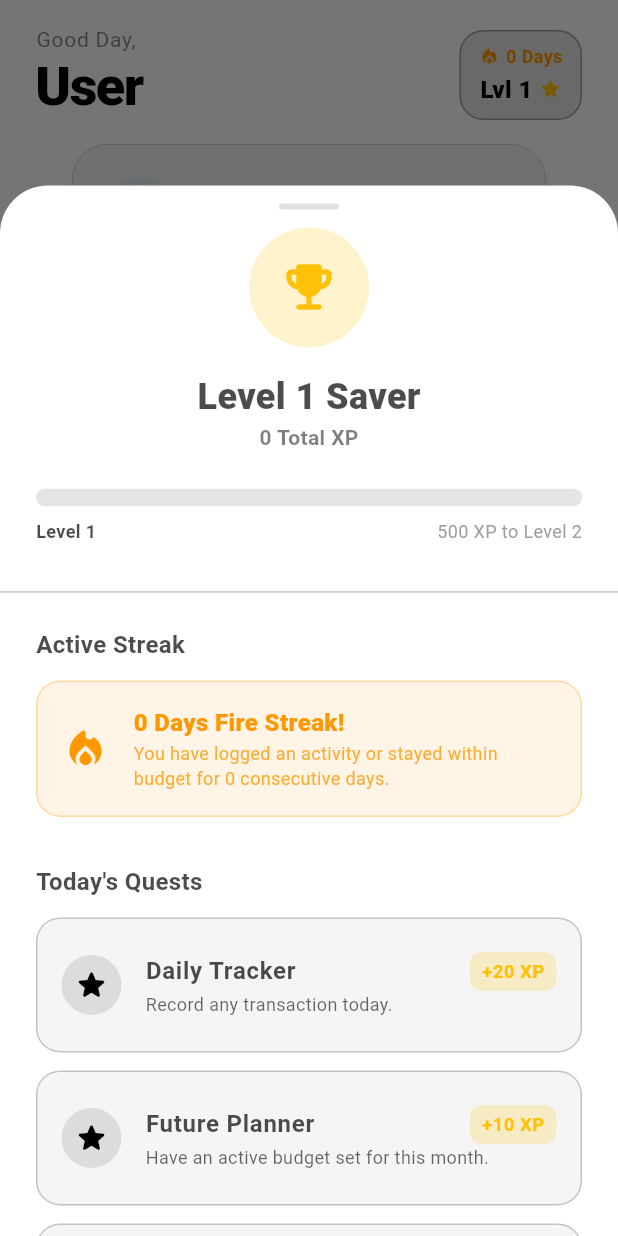
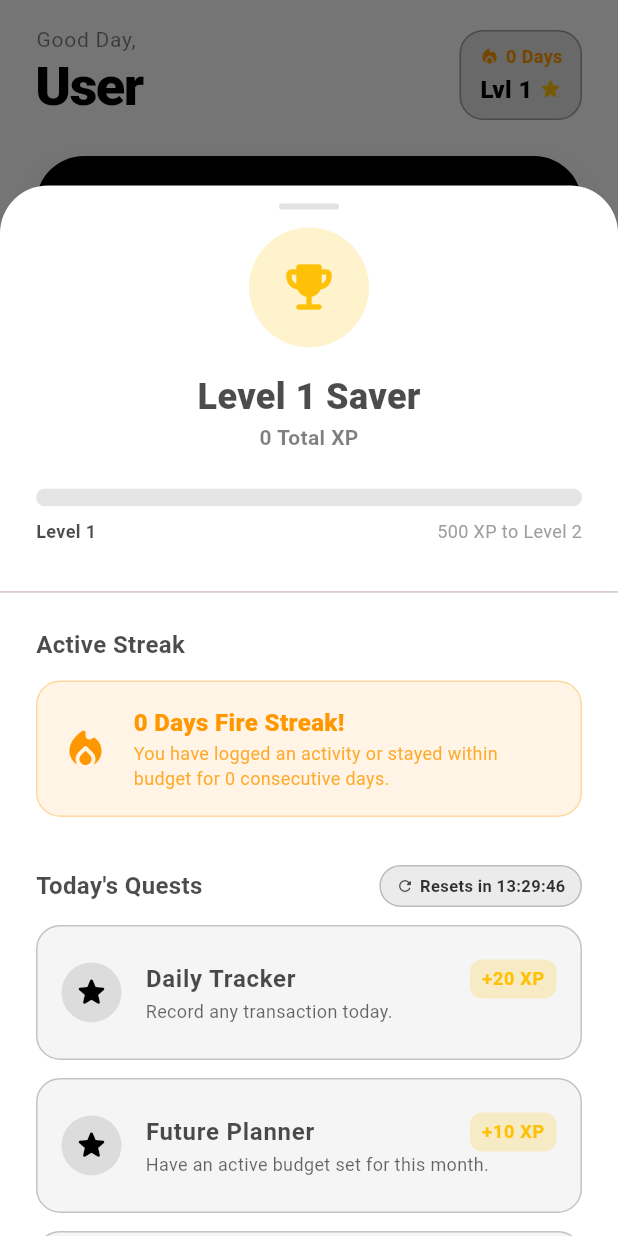
Before and after one commit to AlexandreJustinRepia/ajWallet, a Flutter app: the HomeView widget shown alone on an empty page, opened directly with empty values, after a tap on "0 Days", on a phone screen of 412 x 824 dp. Run offline on Flutter 3.47's test engine with Material 3 defaults, Android fonts, the phone set to English and light mode, and no system bars; our stand-ins replace confetti, connectivity_plus, file_picker, fl_chart, flutter_colorpicker, hive and 4 more; missing offline and left inert: encrypt; accounts and stored records are empty; network calls fail.

Commit message:
countdown to refresh daily quests

```diff
--- a/lib/views/home_view.dart
+++ b/lib/views/home_view.dart
@@ -1,8 +1,8 @@
+import 'dart:async';
 import 'package:flutter/material.dart';
 import 'package:table_calendar/table_calendar.dart';
 import '../services/database_service.dart';
 import '../services/session_service.dart';
-import '../models/transaction_model.dart';
 import '../models/wallet.dart';
 import '../widgets/animated_count_text.dart';
 import '../widgets/slide_in_list_item.dart';
@@ -10,12 +10,13 @@
 import '../widgets/transaction_card.dart';
 import '../services/financial_insights_service.dart';
 import '../services/gamification_service.dart';
+import '../models/transaction_model.dart';
 import '../models/goal.dart';
 import '../models/budget.dart';
 import '../models/debt.dart';
 import 'insight_card.dart';
 import 'dashboard_helpers.dart';
-import '../widgets/financial_health_strip.dart';
+
 
 class HomeView extends StatefulWidget {
   final VoidCallback onRefresh;
@@ -114,29 +115,6 @@
 
     final insights = FinancialInsightsService.generateInsights(transactions, totalBalance);
 
-    final now = DateTime.now();
-    // 1. Budget Used %
-    final thisMonthBudgets = budgets.where((b) => b.month == now.month && b.year == now.year).toList();
-    double totalBudgetLimit = 0;
-    double totalBudgetSpent = 0;
-    for (var b in thisMonthBudgets) {
-      totalBudgetLimit += b.amountLimit;
-      final spent = transactions
-          .where((e) =>
-              (e.budgetKey == b.key ||
-               (e.category == b.category && e.date.month == now.month && e.date.year == now.year)) &&
-              e.type == TransactionType.expense)
-          .fold(0.0, (s, e) => s + e.amount);
-      totalBudgetSpent += spent;
-    }
-    final budgetUsedPct = totalBudgetLimit > 0 ? (totalBudgetSpent / totalBudgetLimit * 100).clamp(0.0, 100.0) : 0.0;
-    // 2. Savings Progress %
-    final totalGoalTarget = goals.fold(0.0, (s, g) => s + g.targetAmount);
-    final totalGoalSaved = goals.fold(0.0, (s, g) => s + g.savedAmount);
-    final savingsPct = totalGoalTarget > 0 ? (totalGoalSaved / totalGoalTarget * 100).clamp(0.0, 100.0) : 0.0;
-    // 3. Active Debts
-    final activeDebtAmount = debts.where((d) => !d.isOwedToMe).fold(0.0, (s, d) => s + (d.totalAmount - d.paidAmount).clamp(0.0, double.infinity));
-
     if (totalBalance != _prevBalance) {
       WidgetsBinding.instance.addPostFrameCallback((_) {
         setState(() {
@@ -163,12 +141,6 @@
         crossAxisAlignment: CrossAxisAlignment.start,
         children: [
           _buildHeader(context, account?.name ?? 'User', gamification),
-          const SizedBox(height: 16),
-          FinancialHealthStrip(
-            budgetUsedPct: budgetUsedPct,
-            savingsPct: savingsPct,
-            activeDebtAmount: activeDebtAmount,
-          ),
           const SizedBox(height: 24),
           _buildBalanceCard(context, totalBalance, _isNetWorthMode, (val) {
             setState(() => _isNetWorthMode = val);
@@ -315,175 +287,7 @@
       context: context,
       isScrollControlled: true,
       backgroundColor: Colors.transparent,
-      builder: (context) => Container(
-        height: MediaQuery.of(context).size.height * 0.85,
-        decoration: BoxDecoration(
-          color: theme.scaffoldBackgroundColor,
-          borderRadius: const BorderRadius.vertical(top: Radius.circular(32)),
-        ),
-        child: Column(
-          children: [
-            Container(margin: const EdgeInsets.symmetric(vertical: 12), width: 40, height: 4, decoration: BoxDecoration(color: Colors.grey.withOpacity(0.3), borderRadius: BorderRadius.circular(2))),
-            Padding(
-              padding: const EdgeInsets.all(24).copyWith(top: 0),
-              child: Column(
-                children: [
-                  CircleAvatar(
-                     radius: 40,
-                     backgroundColor: Colors.amber.withOpacity(0.2),
-                     child: const Icon(Icons.emoji_events_rounded, size: 40, color: Colors.amber),
-                  ),
-                  const SizedBox(height: 16),
-                  Text('Level ${profile.level} Saver', style: const TextStyle(fontSize: 24, fontWeight: FontWeight.w900)),
-                  Text('${profile.xp} Total XP', style: TextStyle(fontWeight: FontWeight.bold, color: theme.textTheme.bodyMedium?.color?.withOpacity(0.5))),
-                  const SizedBox(height: 24),
-                  ClipRRect(
-                    borderRadius: BorderRadius.circular(8),
-                    child: LinearProgressIndicator(
-                       value: profile.progressToNextLevel,
-                       minHeight: 12,
-                       backgroundColor: theme.primaryColor.withOpacity(0.1),
-                       valueColor: AlwaysStoppedAnimation<Color>(theme.primaryColor),
-                    )
-                  ),
-                  const SizedBox(height: 8),
-                  Row(
-                    mainAxisAlignment: MainAxisAlignment.spaceBetween,
-                    children: [
-                       Text('Level ${profile.level}', style: const TextStyle(fontSize: 12, fontWeight: FontWeight.bold)),
-                       Text('${500 - (profile.xp % 500)} XP to Level ${profile.level + 1}', style: const TextStyle(fontSize: 12, color: Colors.grey)),
-                    ],
-                  ),
-                ],
-              ),
-            ),
-            const Divider(),
-            Expanded(
-              child: ListView(
-                padding: const EdgeInsets.all(24).copyWith(top: 16),
-                children: [
-                  const Text('Active Streak', style: TextStyle(fontWeight: FontWeight.bold, fontSize: 16)),
-                  const SizedBox(height: 12),
-                  Container(
-                     padding: const EdgeInsets.all(16),
-                     decoration: BoxDecoration(
-                        color: Colors.orange.withOpacity(0.1),
-                        borderRadius: BorderRadius.circular(16),
-                        border: Border.all(color: Colors.orange.withOpacity(0.3)),
-                     ),
-                     child: Row(
-                        children: [
-                           const Icon(Icons.local_fire_department_rounded, color: Colors.orange, size: 32),
-                           const SizedBox(width: 16),
-                           Expanded(
-                             child: Column(
-                                crossAxisAlignment: CrossAxisAlignment.start,
-                                children: [
-                                   Text('${profile.streakDays} Days Fire Streak!', style: const TextStyle(fontWeight: FontWeight.w900, color: Colors.orange, fontSize: 16)),
-                                   Text('You have logged an activity or stayed within budget for ${profile.streakDays} consecutive days.', style: TextStyle(fontSize: 12, color: Colors.orange.withOpacity(0.8))),
-                                ]
-                             )
-                           )
-                        ]
-                     )
-                  ),
-                  const SizedBox(height: 32),
-                  const Text('Today\'s Quests', style: TextStyle(fontWeight: FontWeight.bold, fontSize: 16)),
-                  const SizedBox(height: 12),
-                  ...profile.dailyQuests.map((quest) {
-                    return Container(
-                      margin: const EdgeInsets.only(bottom: 12),
-                      decoration: BoxDecoration(
-                        color: theme.cardColor,
-                        borderRadius: BorderRadius.circular(16),
-                        border: Border.all(color: quest.isCompleted ? Colors.green.withOpacity(0.5) : theme.dividerColor, width: 1),
-                      ),
-                      child: ListTile(
-                        contentPadding: const EdgeInsets.symmetric(horizontal: 16, vertical: 8),
-                        leading: CircleAvatar(
-                          backgroundColor: quest.isCompleted ? Colors.green.withOpacity(0.2) : theme.primaryColor.withOpacity(0.1),
-                          child: Icon(quest.isCompleted ? Icons.check_circle_rounded : Icons.star_rounded, color: quest.isCompleted ? Colors.green : theme.primaryColor),
-                        ),
-                        title: Row(
-                           children: [
-                              Expanded(child: Text(quest.title, style: TextStyle(fontWeight: FontWeight.bold, color: theme.textTheme.bodyMedium?.color))),
-                              Container(
-                                 padding: const EdgeInsets.symmetric(horizontal: 8, vertical: 4),
-                                 decoration: BoxDecoration(
-                                    color: Colors.amber.withOpacity(0.2),
-                                    borderRadius: BorderRadius.circular(8),
-                                 ),
-                                 child: Text('+${quest.xpReward} XP', style: const TextStyle(fontWeight: FontWeight.bold, color: Colors.amber, fontSize: 12))
-                              )
-                           ],
-                        ),
-                        subtitle: Text(quest.description, style: TextStyle(fontSize: 12, color: theme.textTheme.bodyMedium?.color?.withOpacity(0.6))),
-                      ),
-                    );
-                  }),
-                  const SizedBox(height: 32),
-                  const Text('Achievements', style: TextStyle(fontWeight: FontWeight.bold, fontSize: 16)),
-                  const SizedBox(height: 12),
-                  ...profile.achievements.map((achievement) {
-                    return Container(
-                      margin: const EdgeInsets.only(bottom: 16),
-                      padding: const EdgeInsets.all(16),
-                      decoration: BoxDecoration(
-                        color: theme.cardColor,
-                        borderRadius: BorderRadius.circular(16),
-                        border: Border.all(color: achievement.isUnlocked ? Colors.amber.withOpacity(0.5) : theme.dividerColor, width: 0.5),
-                        boxShadow: [
-                           if (achievement.isUnlocked)
-                              BoxShadow(color: Colors.amber.withOpacity(0.05), blurRadius: 10, offset: const Offset(0, 4))
-                        ],
-                      ),
-                      child: Row(
-                        children: [
-                           CircleAvatar(
-                              backgroundColor: achievement.isUnlocked ? Colors.amber.withOpacity(0.2) : Colors.grey.withOpacity(0.1),
-                              radius: 24,
-                              child: Text(achievement.icon, style: const TextStyle(fontSize: 24)),
-                           ),
-                           const SizedBox(width: 16),
-                           Expanded(
-                              child: Column(
-                                 crossAxisAlignment: CrossAxisAlignment.start,
-                                 children: [
-                                    Row(
-                                       mainAxisAlignment: MainAxisAlignment.spaceBetween,
-                                       children: [
-                                          Text(achievement.title, style: TextStyle(fontWeight: FontWeight.bold, color: achievement.isUnlocked ? theme.textTheme.bodyMedium?.color : Colors.grey)),
-                                          if (achievement.isUnlocked)
-                                            const Icon(Icons.workspace_premium_rounded, color: Colors.amber, size: 16)
-                                          else
-                                            Text('${achievement.currentProgress.toStringAsFixed(0)} / ${achievement.targetProgress.toStringAsFixed(0)} ${achievement.unit}', style: TextStyle(fontSize: 10, fontWeight: FontWeight.bold, color: theme.primaryColor)),
-                                       ],
-                                    ),
-                                    const SizedBox(height: 4),
-                                    Text(achievement.description, style: TextStyle(fontSize: 12, color: theme.textTheme.bodyMedium?.color?.withOpacity(0.6))),
-                                    const SizedBox(height: 8),
-                                    ClipRRect(
-                                       borderRadius: BorderRadius.circular(4),
-                                       child: LinearProgressIndicator(
-                                          value: achievement.progressPercentage,
-                                          minHeight: 6,
-                                          backgroundColor: theme.dividerColor.withOpacity(0.1),
-                                          valueColor: AlwaysStoppedAnimation<Color>(achievement.isUnlocked ? Colors.amber : theme.primaryColor),
-                                       ),
-                                    )
-                                 ],
-                              )
-                           )
-                        ]
-                      )
-                    );
-                  }),
-                ],
-              )
-            )
-          ]
-        ),
-      ),
+      builder: (context) => _GamificationSheet(profile: profile, theme: theme),
     );
   }
 
@@ -707,3 +511,284 @@
     );
   }
 }
+
+// ─────────────────────────────────────────────────────────────────────────────
+// Gamification bottom sheet with live daily-quest countdown
+// ─────────────────────────────────────────────────────────────────────────────
+
+class _GamificationSheet extends StatefulWidget {
+  final GamificationProfile profile;
+  final ThemeData theme;
+
+  const _GamificationSheet({required this.profile, required this.theme});
+
+  @override
+  State<_GamificationSheet> createState() => _GamificationSheetState();
+}
+
+class _GamificationSheetState extends State<_GamificationSheet> {
+  late Duration _timeUntilReset;
+  Timer? _countdownTimer;
+
+  @override
+  void initState() {
+    super.initState();
+    _timeUntilReset = _calcTimeUntilMidnight();
+    _countdownTimer = Timer.periodic(const Duration(seconds: 1), (_) {
+      if (mounted) {
+        setState(() => _timeUntilReset = _calcTimeUntilMidnight());
+      }
+    });
+  }
+
+  @override
+  void dispose() {
+    _countdownTimer?.cancel();
+    super.dispose();
+  }
+
+  Duration _calcTimeUntilMidnight() {
+    final now = DateTime.now();
+    final midnight = DateTime(now.year, now.month, now.day + 1);
+    return midnight.difference(now);
+  }
+
+  String _formatDuration(Duration d) {
+    final h = d.inHours.toString().padLeft(2, '0');
+    final m = (d.inMinutes % 60).toString().padLeft(2, '0');
+    final s = (d.inSeconds % 60).toString().padLeft(2, '0');
+    return '$h:$m:$s';
+  }
+
+  @override
+  Widget build(BuildContext context) {
+    final profile = widget.profile;
+    final theme = widget.theme;
+
+    return Container(
+      height: MediaQuery.of(context).size.height * 0.85,
+      decoration: BoxDecoration(
+        color: theme.scaffoldBackgroundColor,
+        borderRadius: const BorderRadius.vertical(top: Radius.circular(32)),
+      ),
+      child: Column(
+        children: [
+          Container(
+            margin: const EdgeInsets.symmetric(vertical: 12),
+            width: 40,
+            height: 4,
+            decoration: BoxDecoration(
+              color: Colors.grey.withOpacity(0.3),
+              borderRadius: BorderRadius.circular(2),
+            ),
+          ),
+          Padding(
+            padding: const EdgeInsets.all(24).copyWith(top: 0),
+            child: Column(
+              children: [
+                CircleAvatar(
+                  radius: 40,
+                  backgroundColor: Colors.amber.withOpacity(0.2),
+                  child: const Icon(Icons.emoji_events_rounded, size: 40, color: Colors.amber),
+                ),
+                const SizedBox(height: 16),
+                Text('Level ${profile.level} Saver', style: const TextStyle(fontSize: 24, fontWeight: FontWeight.w900)),
+                Text('${profile.xp} Total XP', style: TextStyle(fontWeight: FontWeight.bold, color: theme.textTheme.bodyMedium?.color?.withOpacity(0.5))),
+                const SizedBox(height: 24),
+                ClipRRect(
+                  borderRadius: BorderRadius.circular(8),
+                  child: LinearProgressIndicator(
+                    value: profile.progressToNextLevel,
+                    minHeight: 12,
+                    backgroundColor: theme.primaryColor.withOpacity(0.1),
+                    valueColor: AlwaysStoppedAnimation<Color>(theme.primaryColor),
+                  ),
+                ),
+                const SizedBox(height: 8),
+                Row(
+                  mainAxisAlignment: MainAxisAlignment.spaceBetween,
+                  children: [
+                    Text('Level ${profile.level}', style: const TextStyle(fontSize: 12, fontWeight: FontWeight.bold)),
+                    Text('${500 - (profile.xp % 500)} XP to Level ${profile.level + 1}', style: const TextStyle(fontSize: 12, color: Colors.grey)),
+                  ],
+                ),
+              ],
+            ),
+          ),
+          const Divider(),
+          Expanded(
+            child: ListView(
+              padding: const EdgeInsets.all(24).copyWith(top: 16),
+              children: [
+                // ── Streak ────────────────────────────────────────────────
+                const Text('Active Streak', style: TextStyle(fontWeight: FontWeight.bold, fontSize: 16)),
+                const SizedBox(height: 12),
+                Container(
+                  padding: const EdgeInsets.all(16),
+                  decoration: BoxDecoration(
+                    color: Colors.orange.withOpacity(0.1),
+                    borderRadius: BorderRadius.circular(16),
+                    border: Border.all(color: Colors.orange.withOpacity(0.3)),
+                  ),
+                  child: Row(
+                    children: [
+                      const Icon(Icons.local_fire_department_rounded, color: Colors.orange, size: 32),
+                      const SizedBox(width: 16),
+                      Expanded(
+                        child: Column(
+                          crossAxisAlignment: CrossAxisAlignment.start,
+                          children: [
+                            Text('${profile.streakDays} Days Fire Streak!', style: const TextStyle(fontWeight: FontWeight.w900, color: Colors.orange, fontSize: 16)),
+                            Text('You have logged an activity or stayed within budget for ${profile.streakDays} consecutive days.', style: TextStyle(fontSize: 12, color: Colors.orange.withOpacity(0.8))),
+                          ],
+                        ),
+                      ),
+                    ],
+                  ),
+                ),
+
+                const SizedBox(height: 32),
+
+                // ── Daily Quests with countdown ───────────────────────────
+                Row(
+                  mainAxisAlignment: MainAxisAlignment.spaceBetween,
+                  children: [
+                    const Text('Today\'s Quests', style: TextStyle(fontWeight: FontWeight.bold, fontSize: 16)),
+                    Container(
+                      padding: const EdgeInsets.symmetric(horizontal: 10, vertical: 5),
+                      decoration: BoxDecoration(
+                        color: theme.primaryColor.withOpacity(0.08),
+                        borderRadius: BorderRadius.circular(20),
+                        border: Border.all(color: theme.primaryColor.withOpacity(0.2)),
+                      ),
+                      child: Row(
+                        mainAxisSize: MainAxisSize.min,
+                        children: [
+                          Icon(Icons.refresh_rounded, size: 12, color: theme.primaryColor.withOpacity(0.7)),
+                          const SizedBox(width: 4),
+                          Text(
+                            'Resets in ${_formatDuration(_timeUntilReset)}',
+                            style: TextStyle(
+                              fontSize: 11,
+                              fontWeight: FontWeight.bold,
+                              color: theme.primaryColor.withOpacity(0.8),
+                              fontFeatures: const [FontFeature.tabularFigures()],
+                            ),
+                          ),
+                        ],
+                      ),
+                    ),
+                  ],
+                ),
+                const SizedBox(height: 12),
+                ...profile.dailyQuests.map((quest) {
+                  return Container(
+                    margin: const EdgeInsets.only(bottom: 12),
+                    decoration: BoxDecoration(
+                      color: theme.cardColor,
+                      borderRadius: BorderRadius.circular(16),
+                      border: Border.all(
+                        color: quest.isCompleted ? Colors.green.withOpacity(0.5) : theme.dividerColor,
+                        width: 1,
+                      ),
+                    ),
+                    child: ListTile(
+                      contentPadding: const EdgeInsets.symmetric(horizontal: 16, vertical: 8),
+                      leading: CircleAvatar(
+                        backgroundColor: quest.isCompleted ? Colors.green.withOpacity(0.2) : theme.primaryColor.withOpacity(0.1),
+                        child: Icon(
+                          quest.isCompleted ? Icons.check_circle_rounded : Icons.star_rounded,
+                          color: quest.isCompleted ? Colors.green : theme.primaryColor,
+                        ),
+                      ),
+                      title: Row(
+                        children: [
+                          Expanded(child: Text(quest.title, style: TextStyle(fontWeight: FontWeight.bold, color: theme.textTheme.bodyMedium?.color))),
+                          Container(
+                            padding: const EdgeInsets.symmetric(horizontal: 8, vertical: 4),
+                            decoration: BoxDecoration(
+                              color: Colors.amber.withOpacity(0.2),
+                              borderRadius: BorderRadius.circular(8),
+                            ),
+                            child: Text('+${quest.xpReward} XP', style: const TextStyle(fontWeight: FontWeight.bold, color: Colors.amber, fontSize: 12)),
+                          ),
+                        ],
+                      ),
+                      subtitle: Text(quest.description, style: TextStyle(fontSize: 12, color: theme.textTheme.bodyMedium?.color?.withOpacity(0.6))),
+                    ),
+                  );
+                }),
+
+                const SizedBox(height: 32),
+
+                // ── Achievements ──────────────────────────────────────────
+                const Text('Achievements', style: TextStyle(fontWeight: FontWeight.bold, fontSize: 16)),
+                const SizedBox(height: 12),
+                ...profile.achievements.map((achievement) {
+                  return Container(
+                    margin: const EdgeInsets.only(bottom: 16),
+                    padding: const EdgeInsets.all(16),
+                    decoration: BoxDecoration(
+                      color: theme.cardColor,
+                      borderRadius: BorderRadius.circular(16),
+                      border: Border.all(
+                        color: achievement.isUnlocked ? Colors.amber.withOpacity(0.5) : theme.dividerColor,
+                        width: 0.5,
+                      ),
+                      boxShadow: [
+                        if (achievement.isUnlocked)
+                          BoxShadow(color: Colors.amber.withOpacity(0.05), blurRadius: 10, offset: const Offset(0, 4)),
+                      ],
+                    ),
+                    child: Row(
+                      children: [
+                        CircleAvatar(
+                          backgroundColor: achievement.isUnlocked ? Colors.amber.withOpacity(0.2) : Colors.grey.withOpacity(0.1),
+                          radius: 24,
+                          child: Text(achievement.icon, style: const TextStyle(fontSize: 24)),
+                        ),
+                        const SizedBox(width: 16),
+                        Expanded(
+                          child: Column(
+                            crossAxisAlignment: CrossAxisAlignment.start,
+                            children: [
+                              Row(
+                                mainAxisAlignment: MainAxisAlignment.spaceBetween,
+                                children: [
+                                  Text(achievement.title, style: TextStyle(fontWeight: FontWeight.bold, color: achievement.isUnlocked ? theme.textTheme.bodyMedium?.color : Colors.grey)),
+                                  if (achievement.isUnlocked)
+                                    const Icon(Icons.workspace_premium_rounded, color: Colors.amber, size: 16)
+                                  else
+                                    Text(
+                                      '${achievement.currentProgress.toStringAsFixed(0)} / ${achievement.targetProgress.toStringAsFixed(0)} ${achievement.unit}',
+                                      style: TextStyle(fontSize: 10, fontWeight: FontWeight.bold, color: theme.primaryColor),
+                                    ),
+                                ],
+                              ),
+                              const SizedBox(height: 4),
+                              Text(achievement.description, style: TextStyle(fontSize: 12, color: theme.textTheme.bodyMedium?.color?.withOpacity(0.6))),
+                              const SizedBox(height: 8),
+                              ClipRRect(
+                                borderRadius: BorderRadius.circular(4),
+                                child: LinearProgressIndicator(
+                                  value: achievement.progressPercentage,
+                                  minHeight: 6,
+                                  backgroundColor: theme.dividerColor.withOpacity(0.1),
+                                  valueColor: AlwaysStoppedAnimation<Color>(achievement.isUnlocked ? Colors.amber : theme.primaryColor),
+                                ),
+                              ),
+                            ],
+                          ),
+                        ),
+                      ],
+                    ),
+                  );
+                }),
+              ],
+            ),
+          ),
+        ],
+      ),
+    );
+  }
+}
```
